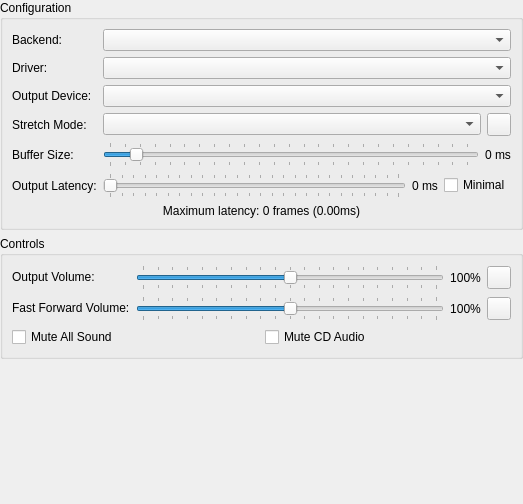
Before: the Qt Designer form src/duckstation-qt/audiosettingswidget.ui in kofxi3584karlayang/duckstation, drawn with Qt 5.
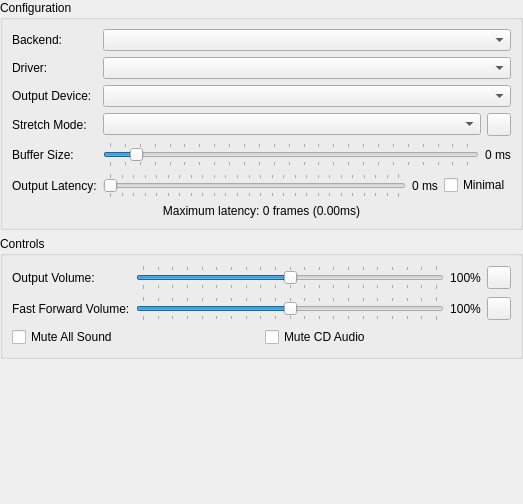
After: the same form once the commit is applied. Icons and pictures are not drawn.

Commit message: Qt: Use grid layout for second audio settings panel

```diff
--- a/src/duckstation-qt/audiosettingswidget.ui
+++ b/src/duckstation-qt/audiosettingswidget.ui
@@ -191,7 +191,7 @@
      <property name="title">
       <string>Controls</string>
      </property>
-     <layout class="QFormLayout" name="formLayout_2">
+     <layout class="QGridLayout" name="gridLayout_3">
       <item row="0" column="0">
        <widget class="QLabel" name="label_3">
         <property name="text">
```
